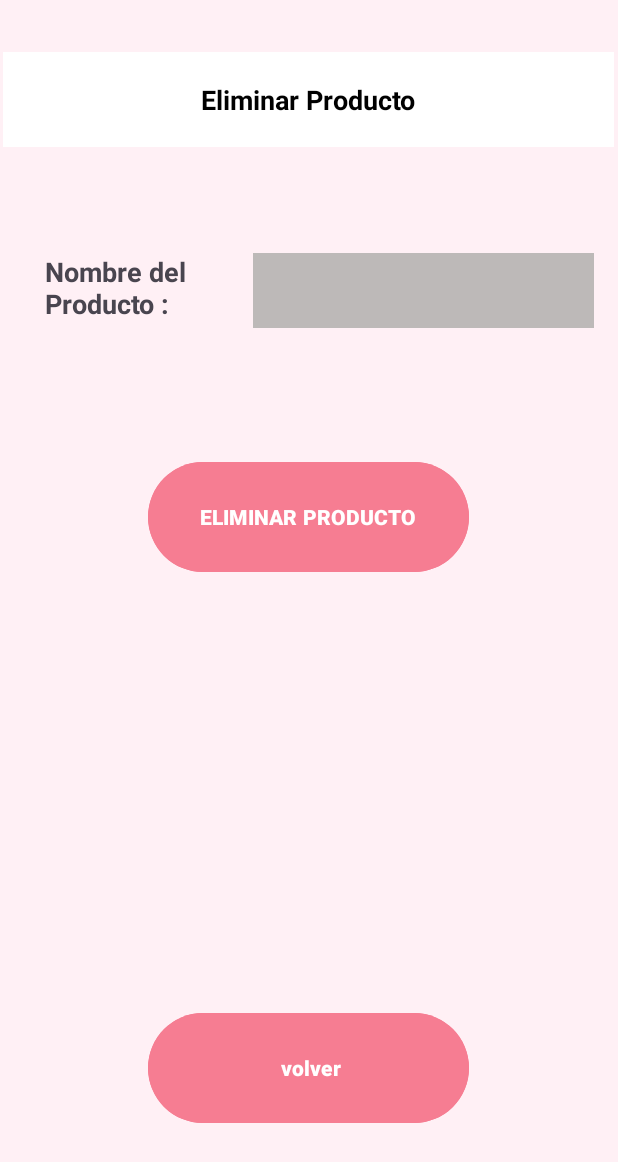
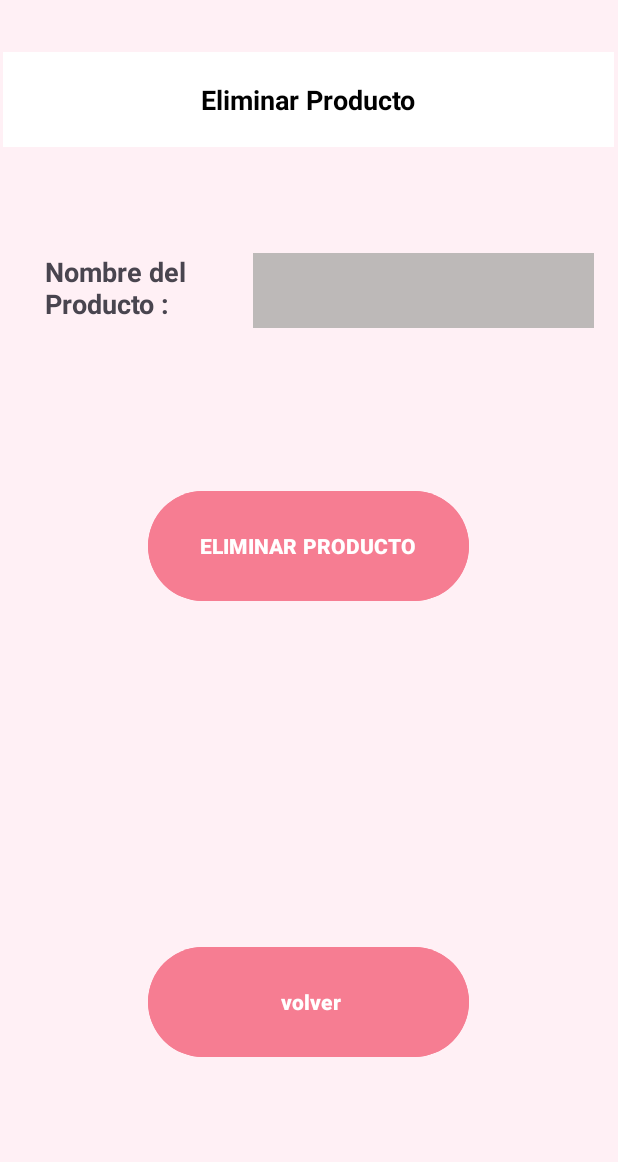
Before and after one commit to Nikoganfornina/Wambi_Shop_v2, an Android app: the ActivityEliminarProductoAdmin screen opened directly, with no data from a screen before it, on a phone screen of 412 x 824 dp. Shown: the top 1162 px of the screen. Run offline under Robolectric (Android 15) with nearby library versions, the phone set to English and light mode, and no system bars.

Commit message:
commit disculpem

```diff
--- a/app/src/main/java/com/example/wambi_shop_v2/Database.kt
+++ b/app/src/main/java/com/example/wambi_shop_v2/Database.kt
@@ -170,6 +170,7 @@ class Database {
         INSERT INTO $TABLE_USUARIOS ($COLUMN_NOMBRE, $COLUMN_EMAIL, $COLUMN_TELEFONO ,  $COLUMN_CONTRASENA ) VALUES
         ('Juan Pérez', 'juan.perez@mail.com', '123456789', '1234'),
         ('Ana Gómez', 'ana.gomez@mail.com', '987654321', '1234'),
+        ('Testeo', 'a', '000000000', 'a'),
         ('ADMIN', 'admin', '111111111', 'admin');
 
         """.trimIndent()
--- a/app/src/main/res/layout/activity_carrito.xml
+++ b/app/src/main/res/layout/activity_carrito.xml
@@ -142,8 +142,11 @@
         android:gravity="center"
         android:orientation="horizontal"
         app:layout_constraintBottom_toBottomOf="parent"
+        app:layout_constraintEnd_toEndOf="parent"
+        app:layout_constraintHorizontal_bias="0.0"
         app:layout_constraintStart_toStartOf="parent"
-        app:layout_constraintEnd_toEndOf="parent">
+        app:layout_constraintTop_toTopOf="parent"
+        app:layout_constraintVertical_bias="1.0">
 
         <!-- Icono Home -->
         <ImageView
--- a/app/src/main/res/layout/activity_eliminarproductoadmin.xml
+++ b/app/src/main/res/layout/activity_eliminarproductoadmin.xml
@@ -49,7 +49,6 @@
         android:background="#bdb9b8"
         android:ems="10"
         android:inputType="text"
-        android:text=""
         app:layout_constraintBottom_toBottomOf="parent"
         app:layout_constraintEnd_toEndOf="parent"
         app:layout_constraintHorizontal_bias="0.913"
@@ -69,7 +68,7 @@
         app:layout_constraintHorizontal_bias="0.497"
         app:layout_constraintStart_toStartOf="parent"
         app:layout_constraintTop_toTopOf="parent"
-        app:layout_constraintVertical_bias="0.409" />
+        app:layout_constraintVertical_bias="0.435" />
 
     <Button
         android:id="@+id/volver"
@@ -83,6 +82,6 @@
         app:layout_constraintHorizontal_bias="0.497"
         app:layout_constraintStart_toStartOf="parent"
         app:layout_constraintTop_toTopOf="parent"
-        app:layout_constraintVertical_bias="0.904" />
+        app:layout_constraintVertical_bias="0.845" />
 
 </androidx.constraintlayout.widget.ConstraintLayout>
--- a/app/src/main/res/layout/activity_usuario.xml
+++ b/app/src/main/res/layout/activity_usuario.xml
@@ -126,8 +126,6 @@
     </LinearLayout>
 
 
-
-
     <LinearLayout
 
         android:id="@+id/footer"
@@ -140,8 +138,8 @@
         app:layout_constraintEnd_toEndOf="parent"
         app:layout_constraintHorizontal_bias="0.0"
         app:layout_constraintStart_toStartOf="parent"
-        app:layout_constraintTop_toTopOf="parent"
-        app:layout_constraintVertical_bias="1.0">
+        app:layout_constraintTop_toBottomOf="@+id/linearLayout"
+        app:layout_constraintVertical_bias="0.992">
 
         <!-- Icono Home -->
         <ImageView
--- a/app/src/main/res/layout/item_producto.xml
+++ b/app/src/main/res/layout/item_producto.xml
@@ -23,9 +23,9 @@
             android:id="@+id/imagenProducto"
             android:layout_width="match_parent"
             android:layout_height="200dp"
-            android:scaleType="centerCrop"
             android:contentDescription="aa"
-            android:src="@drawable/ic_heartbuttom" />
+            android:scaleType="fitCenter"
+            android:src="@drawable/ic_error" />
 
         <!-- Nombre del producto -->
         <TextView
```
